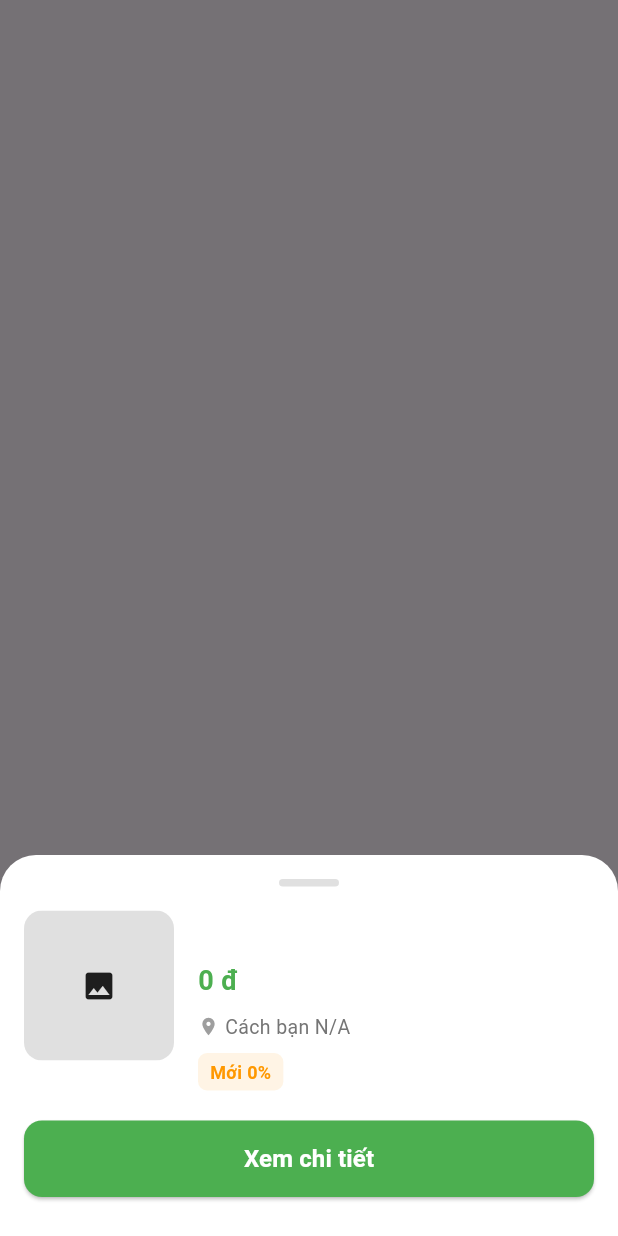
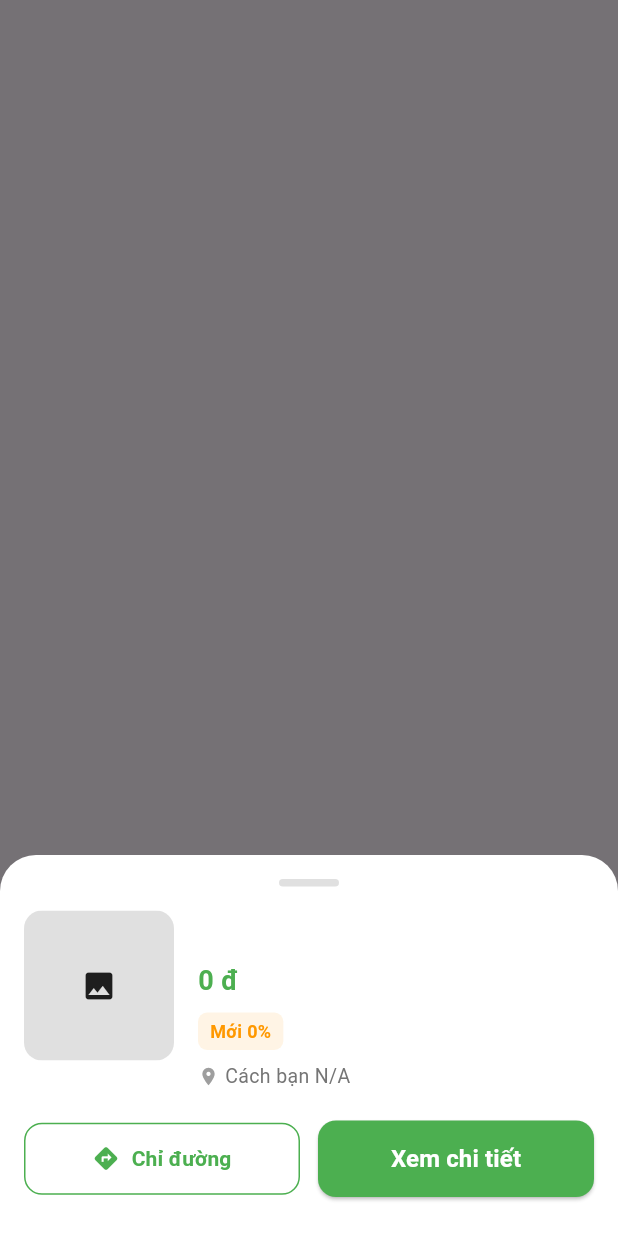
Before and after one commit to phong-it/pt_group_android, a Flutter app: what show() shows on an empty page, opened directly with empty values, on a phone screen of 412 x 824 dp. Run offline on Flutter 3.47's test engine with Material 3 defaults, Android fonts, the phone set to English and light mode, and no system bars; our stand-ins replace cached_network_image, cloud_firestore, firebase_auth, firebase_core, geolocator, google_maps_flutter and 3 more; missing offline and left inert: flutter_polyline_points; accounts and stored records are empty; network calls fail.

Commit message:
Direction for map

```diff
--- a/ECO_app/lib/features/store_map/screens/map_screen.dart
+++ b/ECO_app/lib/features/store_map/screens/map_screen.dart
@@ -69,6 +69,7 @@ class _MapScreenState extends State<MapScreen> {
                 initialCameraPosition: const CameraPosition(target: _initialPosition, zoom: 14),
                 onMapCreated: (controller) => _mapController = controller,
                 markers: _buildMarkers(mapProvider), // Tự động vẽ lại khi Provider báo có data mới
+                polylines: mapProvider.polylines,
                 myLocationEnabled: true,
                 myLocationButtonEnabled: false,
                 mapToolbarEnabled: false,
--- a/ECO_app/lib/features/store_map/service/product_preview_sheet.dart
+++ b/ECO_app/lib/features/store_map/service/product_preview_sheet.dart
@@ -55,7 +55,14 @@ class ProductPreviewSheet {
                         Text('${product.price.toStringAsFixed(0)} đ', style: const TextStyle(fontSize: 18, fontWeight: FontWeight.bold, color: Colors.green)),
                         const SizedBox(height: 8),
 
-                        Row(
+                        Container(
+                          padding: const EdgeInsets.symmetric(horizontal: 8, vertical: 4),
+                          decoration: BoxDecoration(color: Colors.orange.withOpacity(0.1), borderRadius: BorderRadius.circular(6)),
+                          child: Text('Mới ${product.conditionPercent}%', style: const TextStyle(color: Colors.orange, fontSize: 12, fontWeight: FontWeight.bold)),
+                        ),
+                        const SizedBox(height: 8),
+
+                         Row(
                           children: [
                             Icon(Icons.location_on, size: 14, color: Colors.grey),
                             const SizedBox(width: 4),
@@ -65,28 +72,59 @@ class ProductPreviewSheet {
                             ),
                           ],
                         ),
-                        const SizedBox(height: 8),
-
-                        Container(
-                          padding: const EdgeInsets.symmetric(horizontal: 8, vertical: 4),
-                          decoration: BoxDecoration(color: Colors.orange.withOpacity(0.1), borderRadius: BorderRadius.circular(6)),
-                          child: Text('Mới ${product.conditionPercent}%', style: const TextStyle(color: Colors.orange, fontSize: 12, fontWeight: FontWeight.bold)),
-                        ),
                       ],
                     ),
                   ),
                 ],
               ),
+
               const SizedBox(height: 20),
-              ElevatedButton(
-                style: ElevatedButton.styleFrom(
-                  backgroundColor: Colors.green, padding: const EdgeInsets.symmetric(vertical: 14),
-                  shape: RoundedRectangleBorder(borderRadius: BorderRadius.circular(12)),
-                ),
-                onPressed: () => Navigator.pop(context, true), // Trả về true khi bấm
-                child: const Text('Xem chi tiết', style: TextStyle(color: Colors.white, fontSize: 16, fontWeight: FontWeight.bold)),
+              Row(
+                children: [
+                  // Nút Chỉ đường (Nút phụ)
+                  Expanded(
+                    flex: 1,
+                    child: OutlinedButton.icon(
+                      style: OutlinedButton.styleFrom(
+                        padding: const EdgeInsets.symmetric(vertical: 14),
+                        shape: RoundedRectangleBorder(borderRadius: BorderRadius.circular(12)),
+                        side: const BorderSide(color: Colors.green),
+                      ),
+                      icon: const Icon(Icons.directions, color: Colors.green),
+                      label: const Text('Chỉ đường', style: TextStyle(color: Colors.green, fontWeight: FontWeight.bold)),
+                      onPressed: () async {
+                        // Lấy Provider (nhớ listen: false vì nằm trong sự kiện click)
+                        final mapProvider = Provider.of<MapProvider>(context, listen: false);
+
+                        // Gọi hàm vẽ đường
+                        await mapProvider.drawRouteTo(product.lat, product.lng);
+
+                        // Tùy chọn: Đóng cái Bottom Sheet lại cho người dùng nhìn rõ đường đi
+                        if (context.mounted) {
+                          Navigator.pop(context);
+                        }
+                      },
+                    ),
+                  ),
+                  const SizedBox(width: 12), // Khoảng cách 2 nút
+
+                  // Nút Xem chi tiết (Nút chính)
+                  Expanded(
+                    flex: 1,
+                    child: ElevatedButton(
+                      style: ElevatedButton.styleFrom(
+                        backgroundColor: Colors.green,
+                        padding: const EdgeInsets.symmetric(vertical: 14),
+                        shape: RoundedRectangleBorder(borderRadius: BorderRadius.circular(12)),
+                      ),
+                      onPressed: () => Navigator.pop(context, true),
+                      child: const Text('Xem chi tiết', style: TextStyle(color: Colors.white, fontSize: 16, fontWeight: FontWeight.bold)),
+                    ),
+                  ),
+                ],
               ),
               const SizedBox(height: 10),
+              // ...
             ],
           ),
         );
--- a/ECO_app/pubspec.yaml
+++ b/ECO_app/pubspec.yaml
@@ -46,6 +46,8 @@ dependencies:
   geolocator: ^14.0.2
   http: ^1.6.0
   socket_io_client: ^3.1.4
+  url_launcher: ^6.3.2
+  flutter_polyline_points: ^3.1.0
 
 dev_dependencies:
   flutter_test:
```
Also changed, not shown: ECO_app/lib/features/store_map/providers/map_provider.dart (+54 -0 lines), ECO_app/pubspec.lock, 6 other files.
